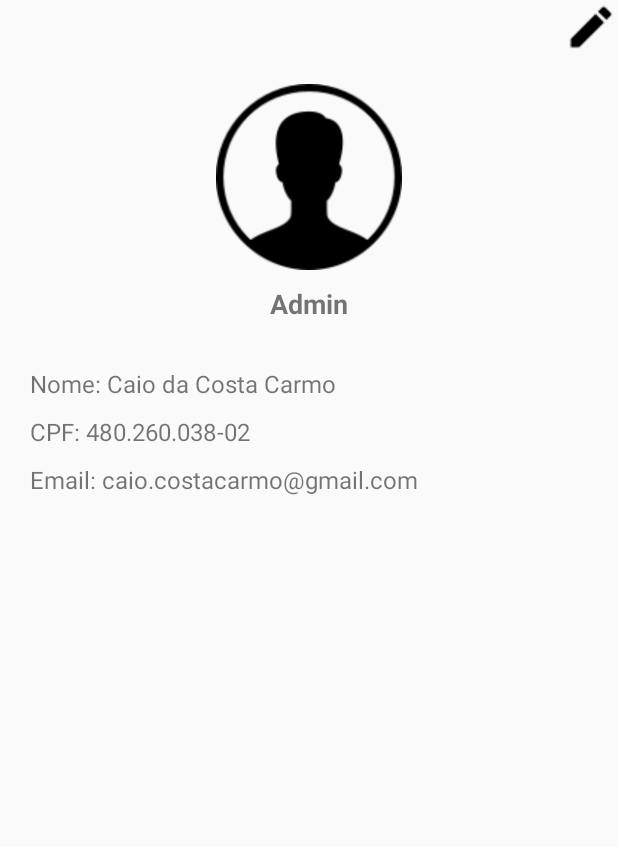
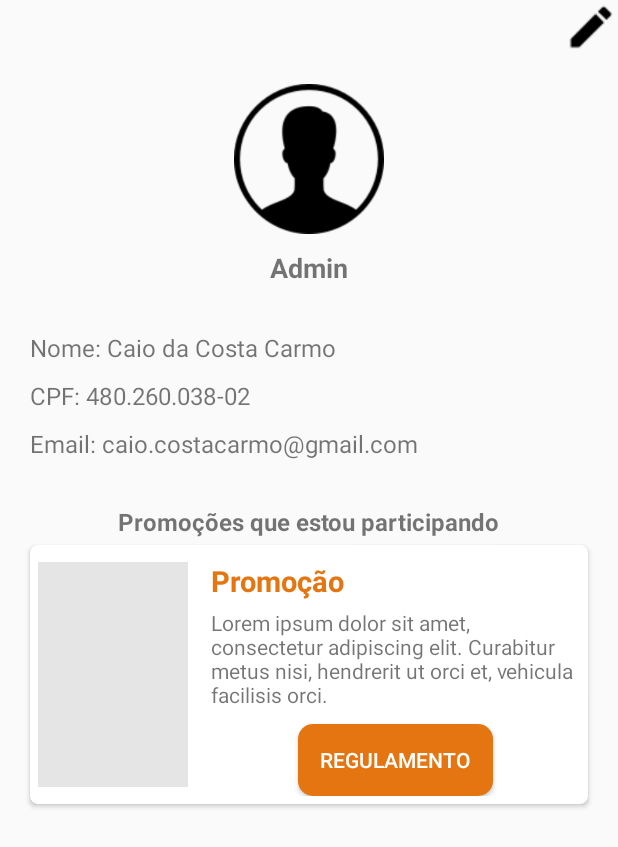
Before and after one commit to randerson3301/popsoda-drink-mobile, an Android app: the PerfilActivity screen opened directly, with no data from a screen before it, on a phone screen of 412 x 824 dp. Shown: the top 847 px of the screen. Run offline under Robolectric (Android 15) with nearby library versions, the phone set to English and light mode, and no system bars.

Commit message:
Telas prontas

```diff
--- a/app/src/main/res/layout/activity_perfil.xml
+++ b/app/src/main/res/layout/activity_perfil.xml
@@ -14,8 +14,8 @@
         android:background="@drawable/editar"/>
 
     <ImageView
-        android:layout_width="124dp"
-        android:layout_height="124dp"
+        android:layout_width="100dp"
+        android:layout_height="100dp"
         android:background="@drawable/usuario"
         android:layout_marginTop="20dp"
         android:layout_gravity="center"/>
@@ -53,4 +53,85 @@
         android:textSize="16sp"
         android:layout_marginLeft="20dp"/>
 
+    <LinearLayout
+        android:layout_width="match_parent"
+        android:layout_height="wrap_content"
+        android:layout_marginTop="20dp"
+        android:orientation="vertical"
+        android:paddingLeft="16dp"
+        android:paddingRight="16dp">
+
+        <TextView
+            android:layout_width="wrap_content"
+            android:layout_height="wrap_content"
+            android:layout_marginTop="10dp"
+            android:text="Promoções que estou participando"
+            android:textStyle="bold"
+            android:textSize="16sp"
+            android:layout_gravity="center"/>
+
+        <android.support.v7.widget.CardView
+            xmlns:card_view="http://schemas.android.com/apk/res-auto"
+            android:layout_width="match_parent"
+            android:layout_height="wrap_content"
+            card_view:cardCornerRadius="5dp"
+            app:cardBackgroundColor="#fff"
+            app:cardUseCompatPadding="true"
+            >
+
+            <LinearLayout
+                android:layout_width="match_parent"
+                android:layout_height="wrap_content"
+                android:orientation="horizontal"
+                android:padding="5dp">
+
+                <ImageView
+                    android:layout_width="100dp"
+                    android:layout_height="150dp"
+                    android:layout_marginRight="15dp"
+                    android:layout_gravity="center_vertical"
+                    android:background="#e5e5e5"
+                    />
+
+                <LinearLayout
+                    android:layout_width="0dp"
+                    android:layout_weight="1"
+                    android:layout_height="wrap_content"
+                    android:orientation="vertical"
+                    android:paddingTop="5dp"
+                    >
+
+                    <TextView
+                        android:layout_width="wrap_content"
+                        android:layout_height="wrap_content"
+                        android:text="Promoção"
+                        android:textStyle="bold"
+                        android:textSize="19sp"
+                        android:textColor="#e57510"
+                        />
+
+                    <TextView
+                        android:layout_width="wrap_content"
+                        android:layout_height="wrap_content"
+                        android:layout_marginTop="5dp"
+                        android:text="Lorem ipsum dolor sit amet, consectetur adipiscing elit. Curabitur metus nisi, hendrerit ut orci et, vehicula facilisis orci."/>
+
+
+                    <Button
+                        android:layout_width="130dp"
+                        android:layout_height="wrap_content"
+                        android:text="Regulamento"
+                        android:layout_marginTop="10dp"
+                        android:layout_gravity="center"
+                        android:textColor="#fff"
+                        android:background="@drawable/botao"/>
+
+                </LinearLayout>
+
+            </LinearLayout>
+
+        </android.support.v7.widget.CardView>
+
+    </LinearLayout>
+
 </LinearLayout>
--- a/app/src/main/res/layout/activity_promocoes.xml
+++ b/app/src/main/res/layout/activity_promocoes.xml
@@ -14,6 +14,7 @@
         android:layout_height="wrap_content"
         card_view:cardCornerRadius="5dp"
         app:cardBackgroundColor="#fff"
+        app:cardUseCompatPadding="true"
         >
 
         <LinearLayout
```
